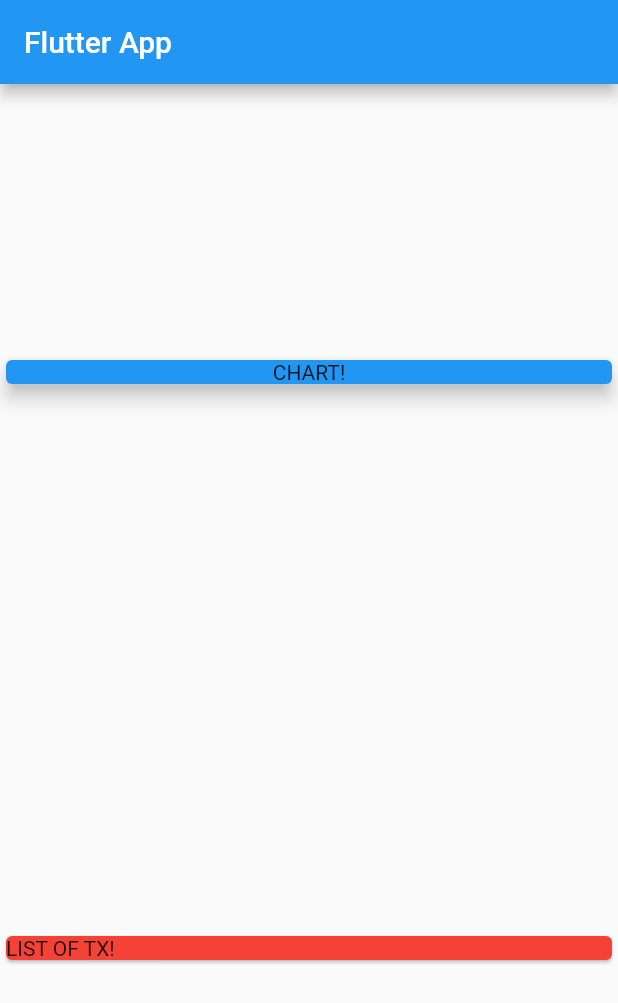
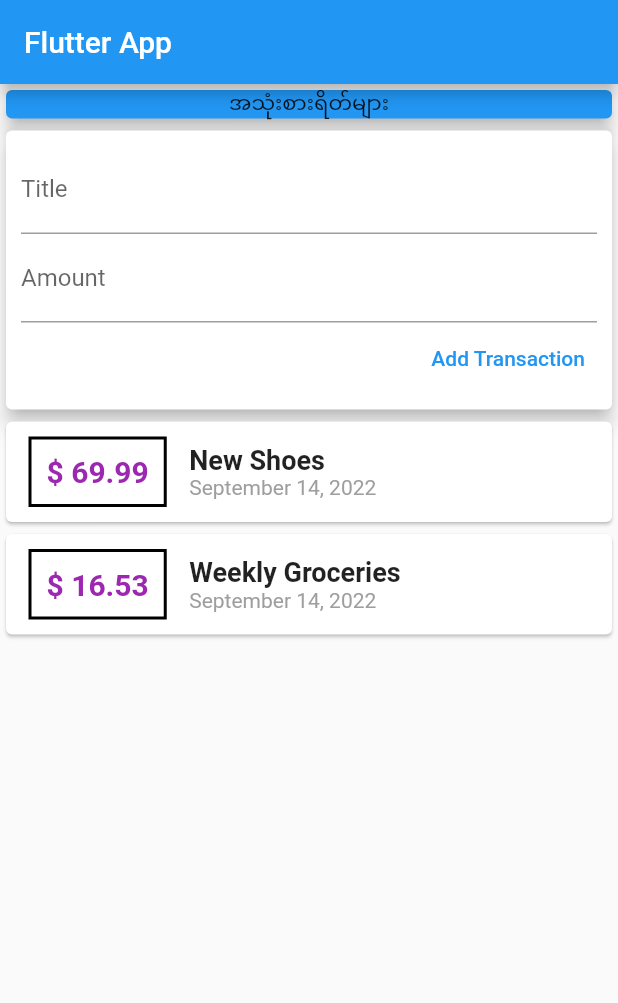
Before and after one commit to KyawThu082/Expense-App, a Flutter app: the screen it shows after launch, on a phone screen of 412 x 824 dp. Shown: the top 1003 px of the screen. Run offline on Flutter 3.47's test engine with Material 2 defaults, Android fonts, the phone set to English and light mode, and no system bars.

Commit message:
5th commit

```diff
--- a/lib/main.dart
+++ b/lib/main.dart
@@ -1,4 +1,5 @@
 import 'package:flutter/material.dart';
+import 'package:intl/intl.dart';
 import './transaction.dart';
 
 void main() => runApp(MyApp());
@@ -37,18 +38,75 @@ class MyHomePage extends StatelessWidget {
       ),
       body: Center(
         child: Column(
-          mainAxisAlignment: MainAxisAlignment.spaceAround,
+          // mainAxisAlignment: MainAxisAlignment.start,
           crossAxisAlignment: CrossAxisAlignment.stretch,
           children: <Widget>[
-            Card(
-              color: Colors.blue,
-              child: Container(
-                  width: double.infinity, child: Center(child: Text('CHART!'))),
-              elevation: 5,
+            Container(
+              width: double.infinity,
+              child: Card(
+                child: Center(child: Text('အသုံးစားရိတ်များ')),
+                color: Colors.blue,
+                elevation: 5,
+              ),
             ),
             Card(
-              color: Colors.red,
-              child: Text('LIST OF TX!'),
+              elevation: 5,
+              child: Container(
+                padding: EdgeInsets.all(10),
+                child: Column(
+                    crossAxisAlignment: CrossAxisAlignment.end,
+                    children: <Widget>[
+                      TextField(
+                        decoration: InputDecoration(labelText: 'Title'),
+                      ),
+                      TextField(
+                        decoration: InputDecoration(labelText: 'Amount'),
+                      ),
+                      TextButton(
+                        onPressed: () {},
+                        child: Text('Add Transaction'),
+                      ),
+                    ]),
+              ),
+            ),
+            Column(
+              children: transactions.map((tx) {
+                return Card(
+                  child: Row(
+                    children: <Widget>[
+                      Container(
+                        margin:
+                            EdgeInsets.symmetric(vertical: 10, horizontal: 15),
+                        decoration: BoxDecoration(
+                            border: Border.all(color: Colors.black, width: 2)),
+                        padding: EdgeInsets.all(10),
+                        child: Text(
+                          '\$ ${tx.amount}',
+                          style: TextStyle(
+                            fontWeight: FontWeight.bold,
+                            fontSize: 20,
+                            color: Colors.purple,
+                          ),
+                        ),
+                      ),
+                      Column(
+                        crossAxisAlignment: CrossAxisAlignment.start,
+                        children: <Widget>[
+                          Text(
+                            tx.title,
+                            style: TextStyle(
+                                fontSize: 18, fontWeight: FontWeight.bold),
+                          ),
+                          Text(
+                            DateFormat.yMMMMd().format(tx.date),
+                            style: TextStyle(color: Colors.grey),
+                          )
+                        ],
+                      )
+                    ],
+                  ),
+                );
+              }).toList(),
             ),
           ],
         ),
```
Also changed, not shown: pubspec.yaml (+3 -63 lines), pubspec.lock.
